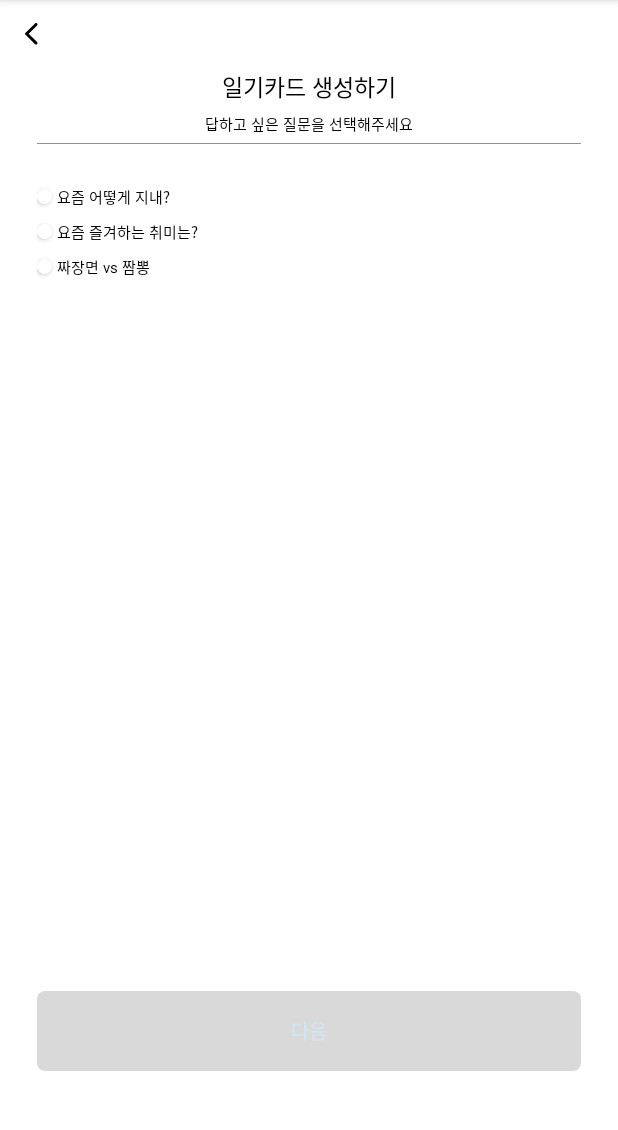
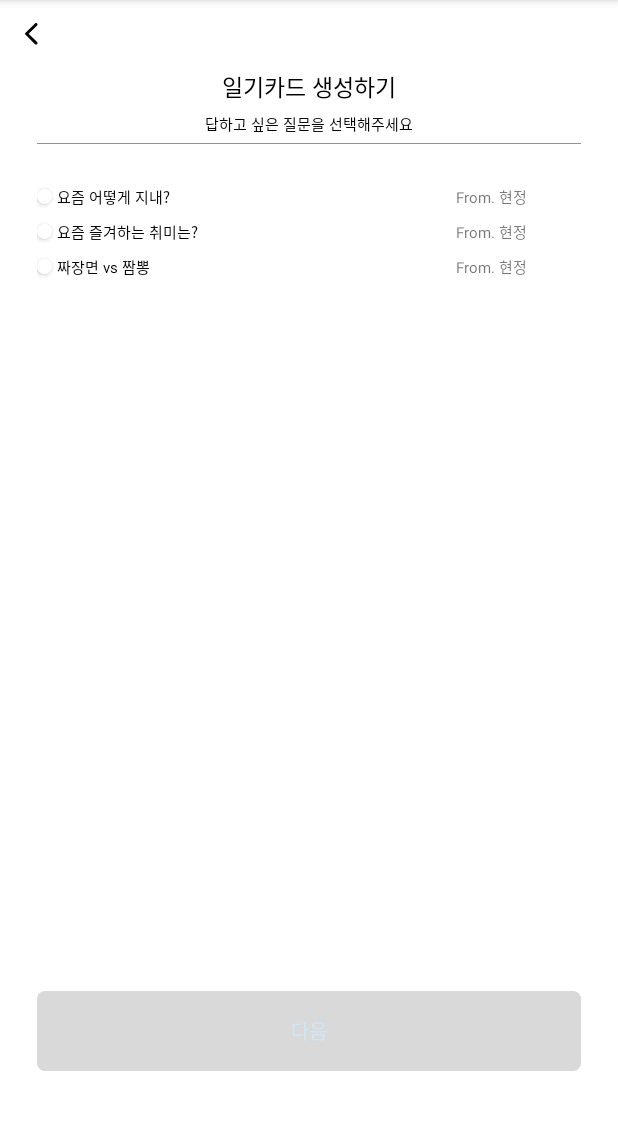
Before and after one commit to Team-ToYou/ToYou-Android, an Android app: the CreateFragment screen opened through its navigation route, on a phone screen of 412 x 824 dp, the part 84-1214 px from its top. Run offline under Robolectric (Android 15) with nearby library versions, the phone set to English and light mode, and no system bars; our stand-ins replace navigation-ui.

Commit message:
[feat] 카드 발송인 표시

```diff
--- a/app/src/main/java/com/toyou/toyouandroid/model/CardModel.kt
+++ b/app/src/main/java/com/toyou/toyouandroid/model/CardModel.kt
@@ -2,5 +2,6 @@ package com.toyou.toyouandroid.model
 
 data class CardModel(
     val message : String,
-    var isButtonSelected : Boolean = false
+    val fromWho : String,
+    var isButtonSelected : Boolean = false,
 )
--- a/app/src/main/java/com/toyou/toyouandroid/ui/home/adapter/CardAdapter.kt
+++ b/app/src/main/java/com/toyou/toyouandroid/ui/home/adapter/CardAdapter.kt
@@ -36,24 +36,29 @@ class CardAdapter(private val onItemClick: (Int, Boolean) -> Unit) : RecyclerVie
         private val button : Button = itemView.findViewById(R.id.button)
         private var isSelected: Boolean = false
         private val editText : EditText = itemView.findViewById(R.id.memo_et)
+        private val fromWho : TextView = itemView.findViewById(R.id.fromWho_tv)
+        private val fromWhoEt : TextView = itemView.findViewById(R.id.fromWhoEt_tv)
 
 
         init {
             button.setOnClickListener {
-                Log.d("선택1", "$isSelected")
                 isSelected = !isSelected
                 //버튼 클릭 업데이트 후 onItemClick 함수 호출하기!
                 updateButtonBackground(isSelected)
                 updateEditTextBoxVisibility(isSelected)
+                updateUiEditTextVisibility(isSelected)
                 onItemClick(adapterPosition, isSelected)
-                Log.d("선택2", "$isSelected")
             }
         }
 
 
         fun bind(card : CardModel){
             cardMessageTextView.text = card.message
-            //card.isButtonSelected = isSelected
+            if (isSelected) {
+                fromWhoEt.text = card.fromWho
+            } else{
+                fromWho.text = card.fromWho
+            }
         }
         private fun updateButtonBackground(isSelected: Boolean) {
             val backgroundRes = if (isSelected) R.drawable.create_unclicked_btn else R.drawable.create_clicked_btn
@@ -68,5 +73,15 @@ class CardAdapter(private val onItemClick: (Int, Boolean) -> Unit) : RecyclerVie
             }
         }
 
+        private fun updateUiEditTextVisibility(isSelected: Boolean){
+            if (isSelected){
+                fromWho.visibility = View.GONE
+                fromWhoEt.visibility = View.VISIBLE
+            } else{
+                fromWho.visibility = View.VISIBLE
+                fromWhoEt.visibility = View.GONE
+            }
+        }
+
     }
 }
--- a/app/src/main/java/com/toyou/toyouandroid/view_model/CardViewModel.kt
+++ b/app/src/main/java/com/toyou/toyouandroid/view_model/CardViewModel.kt
@@ -17,9 +17,9 @@ class CardViewModel : ViewModel(){
 
     fun loadCardData(){
         val sampleCards = listOf(
-            CardModel("요즘 어떻게 지내?"),
-            CardModel("요즘 즐겨하는 취미는?"),
-            CardModel("짜장면 vs 짬뽕")
+            CardModel("요즘 어떻게 지내?", "From. 현정"),
+            CardModel("요즘 즐겨하는 취미는?", "From. 현정"),
+            CardModel("짜장면 vs 짬뽕", "From. 현정")
         )
         Log.d("CardViewModel", "Loading cards: $sampleCards") // 디버그 로그 추가
 
--- a/app/src/main/res/layout/item_rv_card.xml
+++ b/app/src/main/res/layout/item_rv_card.xml
@@ -1,8 +1,8 @@
 <?xml version="1.0" encoding="utf-8"?>
 <androidx.constraintlayout.widget.ConstraintLayout xmlns:android="http://schemas.android.com/apk/res/android"
+    xmlns:app="http://schemas.android.com/apk/res-auto"
     android:layout_width="match_parent"
-    android:layout_height="wrap_content"
-    xmlns:app="http://schemas.android.com/apk/res-auto">
+    android:layout_height="wrap_content">
 
 
     <androidx.appcompat.widget.AppCompatButton
@@ -18,17 +18,42 @@
         style="@style/sc_l10"
         android:layout_width="wrap_content"
         android:layout_height="wrap_content"
+        android:layout_marginStart="3dp"
         android:text="요즘 어떻게 지내?"
         android:textColor="@color/black"
-        app:layout_constraintStart_toEndOf="@+id/button"
-        android:layout_marginStart="3dp" />
+        app:layout_constraintStart_toEndOf="@+id/button" />
+
+    <TextView
+        android:id="@+id/fromWho_tv"
+        style="@style/sc_l10"
+        android:layout_width="wrap_content"
+        android:layout_height="wrap_content"
+        android:text="From."
+        app:layout_constraintEnd_toStartOf="@+id/guideline9" />
 
     <EditText
         android:id="@+id/memo_et"
         android:layout_width="320dp"
         android:layout_height="100dp"
         android:background="@drawable/card_edit_border"
-        app:layout_constraintTop_toBottomOf="@+id/textMessage"
-        android:visibility="gone"/>
+        android:visibility="gone"
+        app:layout_constraintTop_toBottomOf="@+id/textMessage" />
+
+    <TextView
+        android:id="@+id/fromWhoEt_tv"
+        style="@style/sc_l10"
+        android:layout_width="wrap_content"
+        android:layout_height="wrap_content"
+        android:text="From."
+        android:visibility="gone"
+        app:layout_constraintEnd_toEndOf="@+id/memo_et"
+        app:layout_constraintTop_toBottomOf="@+id/memo_et" />
+
+    <androidx.constraintlayout.widget.Guideline
+        android:id="@+id/guideline9"
+        android:layout_width="wrap_content"
+        android:layout_height="wrap_content"
+        android:orientation="vertical"
+        app:layout_constraintGuide_percent="0.9" />
 
 </androidx.constraintlayout.widget.ConstraintLayout>
```
